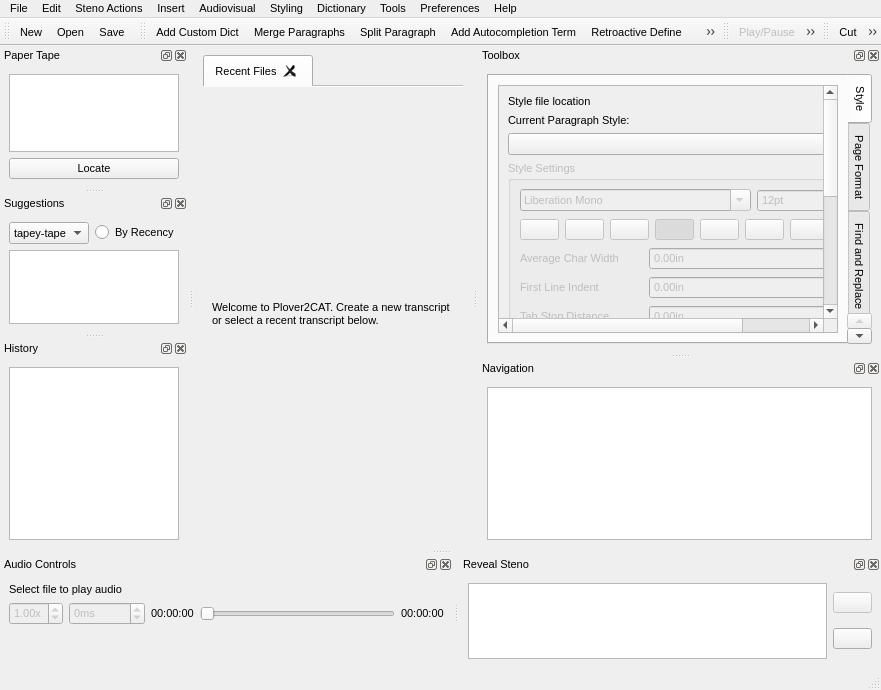
Old version of the form plover_cat/plover_cat.ui in the repository greenwyrt/plover2CAT.
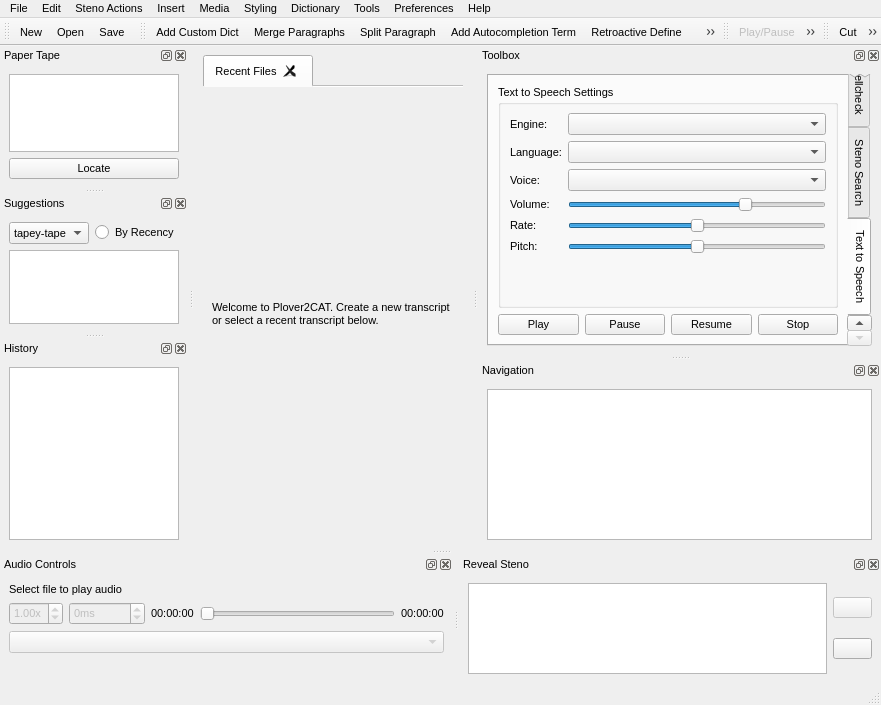
New version of the form. Icons and pictures are not drawn.

Commit message: assorted code changes for qt6, push alpha version to match plover 5 release

What changed in the file:
```diff
--- a/plover_cat/plover_cat.ui
+++ b/plover_cat/plover_cat.ui
@@ -7,7 +7,7 @@
     <x>0</x>
     <y>0</y>
     <width>881</width>
-    <height>689</height>
+    <height>705</height>
    </rect>
   </property>
   <property name="sizePolicy">
@@ -148,7 +148,7 @@
      <x>0</x>
      <y>0</y>
      <width>881</width>
-     <height>21</height>
+     <height>33</height>
     </rect>
    </property>
    <property name="nativeMenuBar">
@@ -223,7 +223,7 @@
    </widget>
    <widget class="QMenu" name="menuAudio">
     <property name="title">
-     <string>Audiovisual</string>
+     <string>Media</string>
     </property>
     <property name="toolTipsVisible">
      <bool>true</bool>
@@ -629,8 +629,8 @@
   <widget class="QDockWidget" name="dockAudio">
    <property name="minimumSize">
     <size>
-     <width>261</width>
-     <height>100</height>
+     <width>324</width>
+     <height>124</height>
     </size>
    </property>
    <property name="contextMenuPolicy">
@@ -639,9 +639,6 @@
    <property name="toolTip">
     <string>Audio seeker and other controls</string>
    </property>
-   <property name="features">
-    <set>QDockWidget::AllDockWidgetFeatures</set>
-   </property>
    <property name="windowTitle">
     <string>Audio Controls</string>
    </property>
@@ -762,6 +759,16 @@
        </item>
       </layout>
      </item>
+     <item>
+      <widget class="QComboBox" name="audio_output">
+       <property name="enabled">
+        <bool>false</bool>
+       </property>
+       <property name="toolTip">
+        <string>Select output device</string>
+       </property>
+      </widget>
+     </item>
      <item>
       <spacer name="verticalSpacer_6">
        <property name="orientation">
@@ -787,8 +794,8 @@
    </property>
    <property name="minimumSize">
     <size>
-     <width>137</width>
-     <height>165</height>
+     <width>386</width>
+     <height>309</height>
     </size>
    </property>
    <property name="contextMenuPolicy">
@@ -800,9 +807,6 @@
    <property name="floating">
     <bool>false</bool>
    </property>
-   <property name="features">
-    <set>QDockWidget::AllDockWidgetFeatures</set>
-   </property>
    <property name="windowTitle">
     <string>Toolbox</string>
    </property>
@@ -826,7 +830,7 @@
         <enum>QTabWidget::East</enum>
        </property>
        <property name="currentIndex">
-        <number>0</number>
+        <number>6</number>
        </property>
        <property name="elideMode">
         <enum>Qt::ElideNone</enum>
@@ -865,8 +869,8 @@
              <rect>
               <x>0</x>
               <y>0</y>
-              <width>340</width>
-              <height>456</height>
+              <width>351</width>
+              <height>472</height>
              </rect>
             </property>
             <layout class="QVBoxLayout" name="verticalLayout_26">
@@ -2493,6 +2497,157 @@
          </item>
         </layout>
        </widget>
+       <widget class="QWidget" name="tts_pane">
+        <attribute name="title">
+         <string>Text to Speech</string>
+        </attribute>
+        <layout class="QVBoxLayout" name="verticalLayout_8">
+         <item>
+          <widget class="QGroupBox" name="tts_settings_group">
+           <property name="enabled">
+            <bool>true</bool>
+           </property>
+           <property name="title">
+            <string>Text to Speech Settings</string>
+           </property>
+           <layout class="QVBoxLayout" name="verticalLayout_9">
+            <item>
+             <layout class="QFormLayout" name="formLayout">
+              <item row="1" column="1">
+               <widget class="QComboBox" name="tts_locale"/>
+              </item>
+              <item row="1" column="0">
+               <widget class="QLabel" name="label_16">
+                <property name="text">
+                 <string>Language:</string>
+                </property>
+               </widget>
+              </item>
+              <item row="2" column="0">
+               <widget class="QLabel" name="label_17">
+                <property name="text">
+                 <string>Voice:</string>
+                </property>
+               </widget>
+              </item>
+              <item row="2" column="1">
+               <widget class="QComboBox" name="tts_voice"/>
+              </item>
+              <item row="0" column="0">
+               <widget class="QLabel" name="label_18">
+                <property name="text">
+                 <string>Engine:</string>
+                </property>
+               </widget>
+              </item>
+              <item row="0" column="1">
+               <widget class="QComboBox" name="tts_engine"/>
+              </item>
+              <item row="3" column="0">
+               <widget class="QLabel" name="label_19">
+                <property name="text">
+                 <string>Volume:</string>
+                </property>
+               </widget>
+              </item>
+              <item row="3" column="1">
+               <widget class="QSlider" name="tts_volume">
+                <property name="minimum">
+                 <number>0</number>
+                </property>
+                <property name="maximum">
+                 <number>10</number>
+                </property>
+                <property name="value">
+                 <number>7</number>
+                </property>
+                <property name="sliderPosition">
+                 <number>7</number>
+                </property>
+                <property name="orientation">
+                 <enum>Qt::Orientation::Horizontal</enum>
+                </property>
+               </widget>
+              </item>
+              <item row="4" column="0">
+               <widget class="QLabel" name="label_20">
+                <property name="text">
+                 <string>Rate:</string>
+                </property>
+               </widget>
+              </item>
+              <item row="4" column="1">
+               <widget class="QSlider" name="tts_rate">
+                <property name="minimum">
+                 <number>-10</number>
+                </property>
+                <property name="maximum">
+                 <number>10</number>
+                </property>
+                <property name="orientation">
+                 <enum>Qt::Orientation::Horizontal</enum>
+                </property>
+               </widget>
+              </item>
+              <item row="5" column="0">
+               <widget class="QLabel" name="label_22">
+                <property name="text">
+                 <string>Pitch:</string>
+                </property>
+               </widget>
+              </item>
+              <item row="5" column="1">
+               <widget class="QSlider" name="tts_pitch">
+                <property name="minimum">
+                 <number>-10</number>
+                </property>
+                <property name="maximum">
+                 <number>10</number>
+                </property>
+                <property name="orientation">
+                 <enum>Qt::Orientation::Horizontal</enum>
+                </property>
+               </widget>
+              </item>
+             </layout>
+            </item>
+           </layout>
+          </widget>
+         </item>
+         <item>
+          <layout class="QHBoxLayout" name="horizontalLayout_19">
+           <item>
+            <widget class="QPushButton" name="tts_play">
+             <property name="text">
+              <string>Play</string>
+             </property>
+            </widget>
+           </item>
+           <item>
+            <widget class="QPushButton" name="tts_pause">
+             <property name="text">
+              <string>Pause</string>
+             </property>
+            </widget>
+           </item>
+           <item>
+            <widget class="QPushButton" name="tts_resume">
+             <property name="text">
+              <string>Resume</string>
+             </property>
+            </widget>
+           </item>
+           <item>
+            <widget class="QPushButton" name="tts_stop">
+             <property name="text">
+              <string>Stop</string>
+             </property>
+            </widget>
+           </item>
+          </layout>
+         </item>
+        </layout>
+       </widget>
       </widget>
      </item>
     </layout>
```
Left out of the diff: 227 changed lines with no effect on the pictures. The commit also changes 13 other files.
